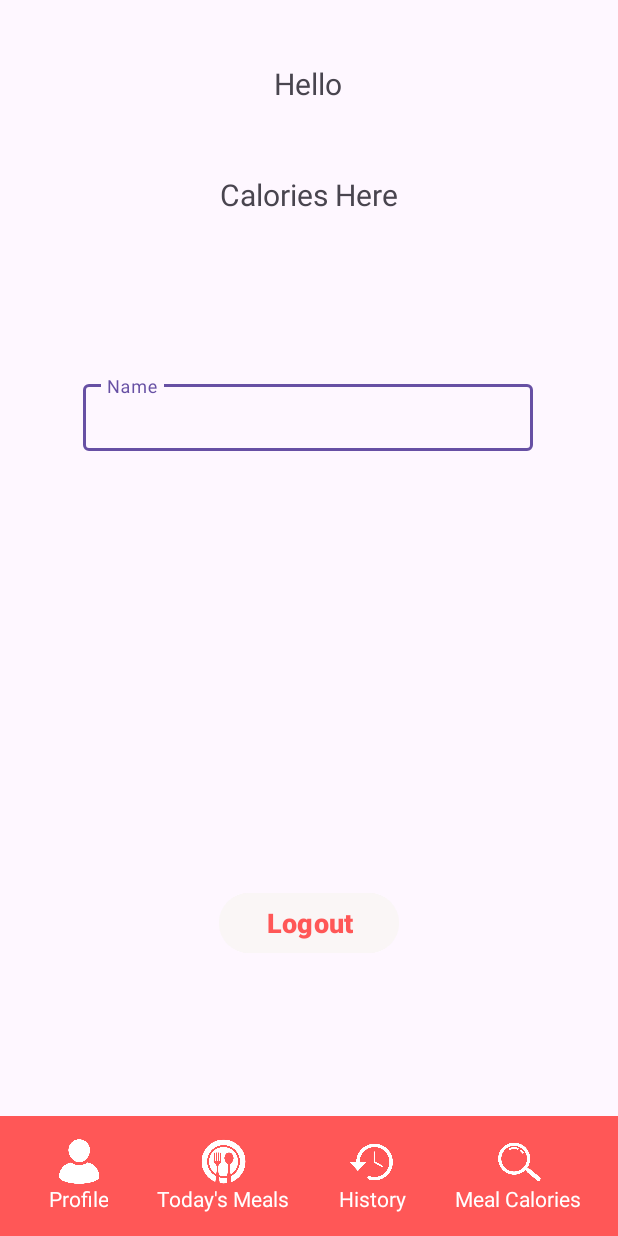
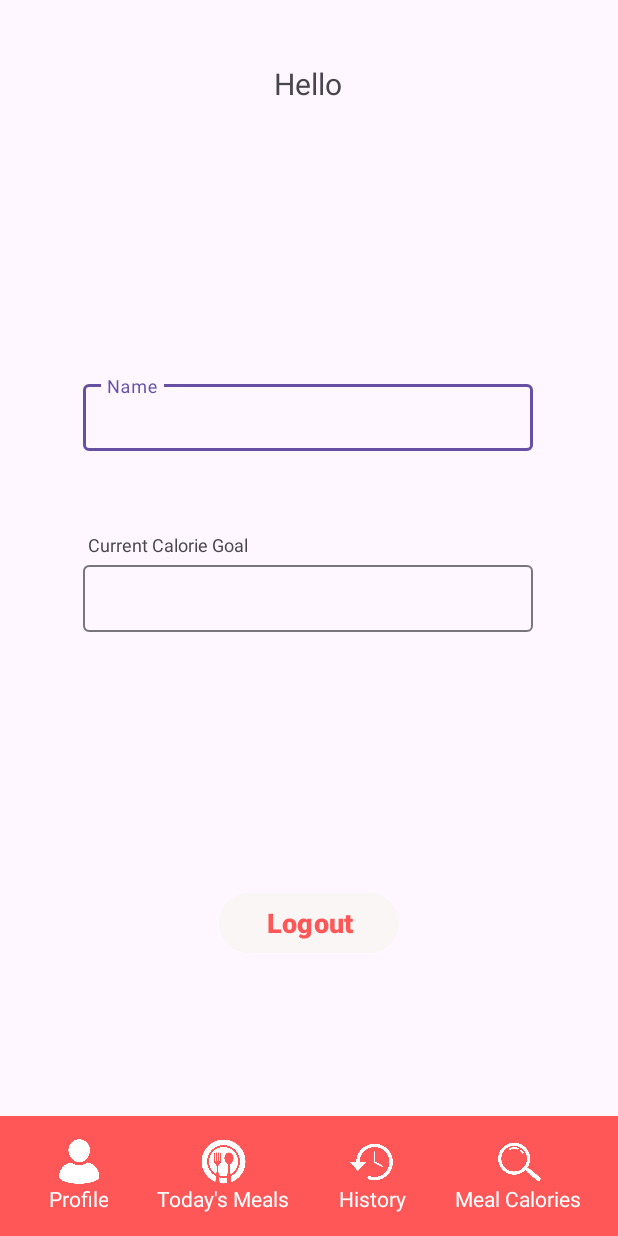
Before and after one commit to Fadrickmmb/GetFit_Android, an Android app: the Profile screen opened directly, with no data from a screen before it, on a phone screen of 412 x 824 dp. Run offline under Robolectric (Android 15) with nearby library versions, the phone set to English and light mode, and no system bars; our stand-ins replace Firebase (no records; nobody signed in at launch, a user with empty details on screens opened directly).

Commit message:
More changes to activity_profile.xml UI

```diff
--- a/app/src/main/java/com/example/getfit_android/Profile.java
+++ b/app/src/main/java/com/example/getfit_android/Profile.java
@@ -73,8 +73,8 @@ public class Profile extends AppCompatActivity {
                         String userName = userSnapshot.child("name").getValue(String.class);
                         int calorieGoalInt = userSnapshot.child("calorieGoal").getValue(Integer.class);
                         String calorieGoal = String.valueOf(calorieGoalInt);
-                        profile_text.setText("Hey, " + userName);
-                        calorie_text.setText("Calorie Goal: " + calorieGoal);
+                        profile_text.setText(userName);
+                        calorie_text.setText("Current Calorie Goal: " + calorieGoal);
                     }
                 }
             }
--- a/app/src/main/res/layout/activity_profile.xml
+++ b/app/src/main/res/layout/activity_profile.xml
@@ -23,19 +23,10 @@
         tools:ignore="MissingConstraints" />
 
 
-    <TextView
-        android:id="@+id/calorie_text"
-        android:layout_width="wrap_content"
-        android:layout_height="wrap_content"
-        android:text="Calories Here"
-        android:textSize="20dp"
-        app:layout_constraintBottom_toBottomOf="parent"
-        app:layout_constraintEnd_toEndOf="parent"
-        app:layout_constraintStart_toStartOf="parent"
-        app:layout_constraintTop_toTopOf="parent"
-        app:layout_constraintVertical_bias="0.146" />
+
 
     <com.google.android.material.textfield.TextInputLayout
+        android:id="@+id/textInputLayout"
         android:layout_width="300dp"
         android:layout_height="50dp"
         app:boxBackgroundMode="outline"
@@ -47,12 +38,41 @@
         app:layout_constraintVertical_bias="0.324">
 
         <com.google.android.material.textfield.TextInputEditText
+            android:id="@+id/profileNameEdit"
             android:layout_width="match_parent"
             android:layout_height="wrap_content"
-            android:id="@+id/profileNameEdit"
             android:hint="Name" />
 
+    </com.google.android.material.textfield.TextInputLayout>
 
+    <TextView
+        android:id="@+id/calorie_text"
+        android:layout_width="wrap_content"
+        android:layout_height="wrap_content"
+        android:text="Current Calorie Goal"
+        android:textSize="12dp"
+        app:layout_constraintBottom_toBottomOf="parent"
+        app:layout_constraintEnd_toEndOf="parent"
+        app:layout_constraintHorizontal_bias="0.192"
+        app:layout_constraintStart_toStartOf="parent"
+        app:layout_constraintTop_toTopOf="parent"
+        app:layout_constraintVertical_bias="0.439" />
+
+    <com.google.android.material.textfield.TextInputLayout
+        android:layout_width="300dp"
+        android:layout_height="50dp"
+        app:boxBackgroundMode="outline"
+        app:layout_constraintBottom_toBottomOf="@+id/bottomAppBar"
+        app:layout_constraintEnd_toEndOf="parent"
+        app:layout_constraintHorizontal_bias="0.495"
+        app:layout_constraintStart_toStartOf="parent"
+        app:layout_constraintTop_toBottomOf="@+id/calorie_text"
+        app:layout_constraintVertical_bias="0.0">
+
+        <com.google.android.material.textfield.TextInputEditText
+            android:id="@+id/profileCalorieEdit"
+            android:layout_width="match_parent"
+            android:layout_height="wrap_content" />
 
 
     </com.google.android.material.textfield.TextInputLayout>
```
